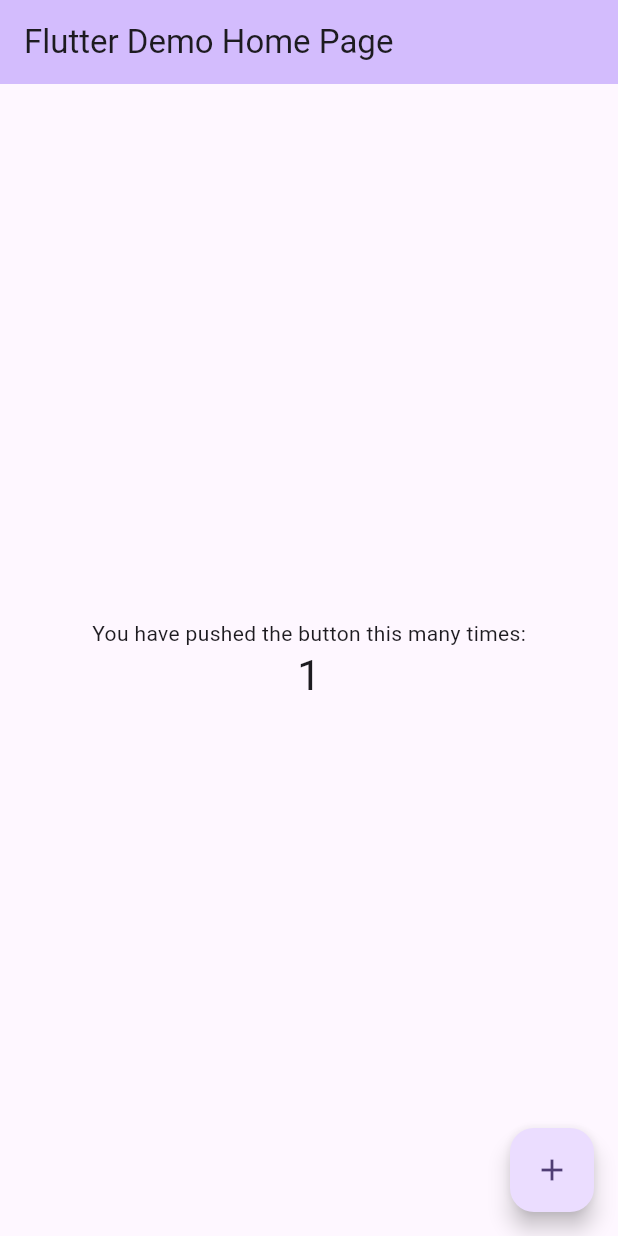
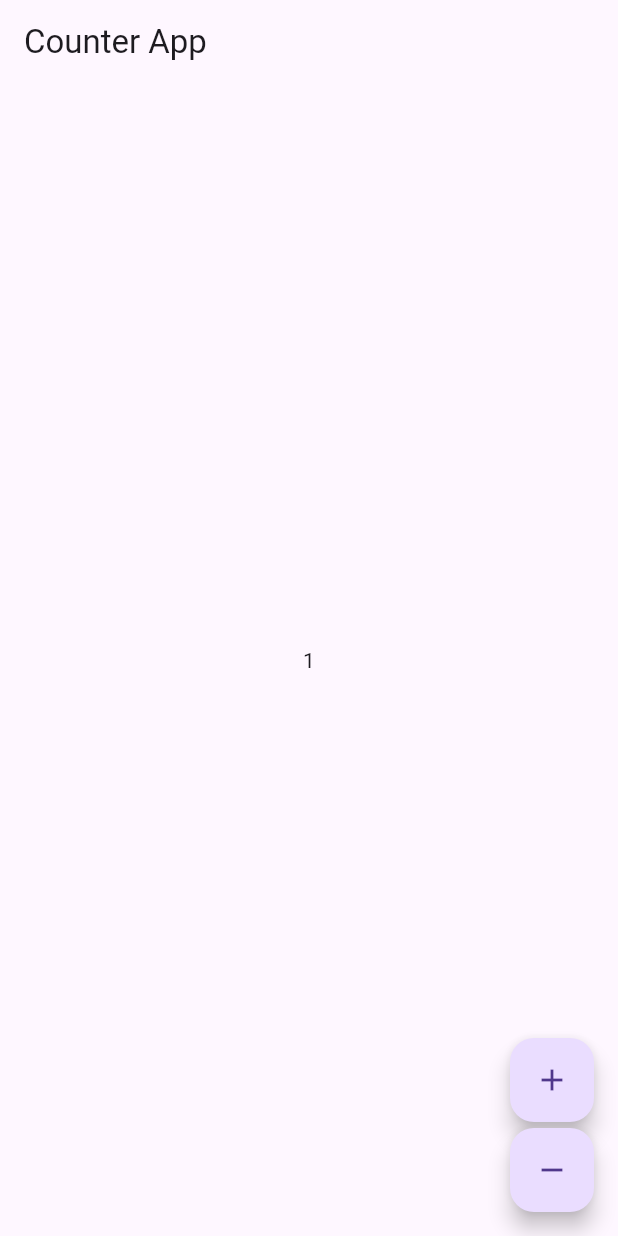
Before and after one commit to liiiiamb/flutter-to-do, a Flutter app: the screen it shows after launch, after a tap on the "add" icon, on a phone screen of 412 x 824 dp. Run offline on Flutter 3.47's test engine with Material 3 defaults, Android fonts, the phone set to English and light mode, and no system bars; our stand-ins replace bloc, flutter_bloc.

Commit message:
add more bloc cubit logic

```diff
--- /dev/null
+++ b/lib/counter_page.dart
@@ -0,0 +1,29 @@
+import 'package:flutter/cupertino.dart';
+import 'package:flutter/material.dart';
+import 'package:flutter_bloc/flutter_bloc.dart';
+import 'package:to_do/counter_cubit.dart';
+
+class CounterPage extends StatelessWidget{
+  @override
+  Widget build(BuildContext context) {
+    return Scaffold(
+      appBar: AppBar(title: const Text('Counter App')), //set app bar title
+      body: BlocBuilder<CounterCubit, int>(builder: (context, count) => Center (child: Text('$count')),
+      ),
+      floatingActionButton: Column(
+        crossAxisAlignment: CrossAxisAlignment.end,
+        mainAxisAlignment: MainAxisAlignment.end,
+        children: <Widget>[
+          FloatingActionButton(
+            onPressed: () => context.read<CounterCubit>().increment(), //increment counter when button is clicked
+            child: const Icon(Icons.add),
+          ),
+          const SizedBox(height: 4),
+        FloatingActionButton(
+            child: const Icon(Icons.remove),
+            onPressed: () => context.read<CounterCubit>().decrement(), //decrement counter when button is clicked
+        ),
+    ]
+    ));
+  }
+}
--- a/lib/main.dart
+++ b/lib/main.dart
@@ -1,127 +1,24 @@
 import 'package:flutter/material.dart';
+import 'package:flutter_bloc/flutter_bloc.dart';
+
+import 'counter_cubit.dart';
+import 'counter_page.dart';
 
 //main is where everything is ran from?
 
 void main() {
-  runApp(const MyApp());
+  runApp(CounterApp());
 }
 
-class MyApp extends StatelessWidget {
-  const MyApp({super.key});
-
-  // This widget is the root of your application.
+class CounterApp extends StatelessWidget{
   @override
-  Widget build(BuildContext context) {
-    return MaterialApp(
-      title: 'Flutter Demo',
-      theme: ThemeData(
-        // This is the theme of your application.
-        //
-        // TRY THIS: Try running your application with "flutter run". You'll see
-        // the application has a purple toolbar. Then, without quitting the app,
-        // try changing the seedColor in the colorScheme below to Colors.green
-        // and then invoke "hot reload" (save your changes or press the "hot
-        // reload" button in a Flutter-supported IDE, or press "r" if you used
-        // the command line to start the app).
-        //
-        // Notice that the counter didn't reset back to zero; the application
-        // state is not lost during the reload. To reset the state, use hot
-        // restart instead.
-        //
-        // This works for code too, not just values: Most code changes can be
-        // tested with just a hot reload.
-        colorScheme: ColorScheme.fromSeed(seedColor: Colors.deepPurple),
-        useMaterial3: true,
+  Widget build(BuildContext context) { //this is a widget
+    return MaterialApp( //MaterialApp is the foundation of the app
+      title: 'Counter App', //title of the app can be changed here
+      home: BlocProvider(
+        create: (_) => CounterCubit(), //create a CounterCubit
+        child: CounterPage(), //child widget of CounterPage
       ),
-      home: const MyHomePage(title: 'Flutter Demo Home Page'),
     );
   }
 }
-
-class MyHomePage extends StatefulWidget {
-  const MyHomePage({super.key, required this.title});
-
-  // This widget is the home page of your application. It is stateful, meaning
-  // that it has a State object (defined below) that contains fields that affect
-  // how it looks.
-
-  // This class is the configuration for the state. It holds the values (in this
-  // case the title) provided by the parent (in this case the App widget) and
-  // used by the build method of the State. Fields in a Widget subclass are
-  // always marked "final".
-
-  final String title;
-
-  @override
-  State<MyHomePage> createState() => _MyHomePageState();
-}
-
-class _MyHomePageState extends State<MyHomePage> {
-  int _counter = 0;
-
-  void _incrementCounter() {
-    setState(() {
-      // This call to setState tells the Flutter framework that something has
-      // changed in this State, which causes it to rerun the build method below
-      // so that the display can reflect the updated values. If we changed
-      // _counter without calling setState(), then the build method would not be
-      // called again, and so nothing would appear to happen.
-      _counter++;
-    });
-  }
-
-  @override
-  Widget build(BuildContext context) {
-    // This method is rerun every time setState is called, for instance as done
-    // by the _incrementCounter method above.
-    //
-    // The Flutter framework has been optimized to make rerunning build methods
-    // fast, so that you can just rebuild anything that needs updating rather
-    // than having to individually change instances of widgets.
-    return Scaffold(
-      appBar: AppBar(
-        // TRY THIS: Try changing the color here to a specific color (to
-        // Colors.amber, perhaps?) and trigger a hot reload to see the AppBar
-        // change color while the other colors stay the same.
-        backgroundColor: Theme.of(context).colorScheme.inversePrimary,
-        // Here we take the value from the MyHomePage object that was created by
-        // the App.build method, and use it to set our appbar title.
-        title: Text(widget.title),
-      ),
-      body: Center(
-        // Center is a layout widget. It takes a single child and positions it
-        // in the middle of the parent.
-        child: Column(
-          // Column is also a layout widget. It takes a list of children and
-          // arranges them vertically. By default, it sizes itself to fit its
-          // children horizontally, and tries to be as tall as its parent.
-          //
-          // Column has various properties to control how it sizes itself and
-          // how it positions its children. Here we use mainAxisAlignment to
-          // center the children vertically; the main axis here is the vertical
-          // axis because Columns are vertical (the cross axis would be
-          // horizontal).
-          //
-          // TRY THIS: Invoke "debug painting" (choose the "Toggle Debug Paint"
-          // action in the IDE, or press "p" in the console), to see the
-          // wireframe for each widget.
-          mainAxisAlignment: MainAxisAlignment.center,
-          children: <Widget>[
-            const Text(
-              'You have pushed the button this many times:',
-            ),
-            Text(
-              '$_counter',
-              style: Theme.of(context).textTheme.headlineMedium,
-            ),
-          ],
-        ),
-      ),
-      floatingActionButton: FloatingActionButton(
-        onPressed: _incrementCounter,
-        tooltip: 'Increment',
-        child: const Icon(Icons.add),
-      ), // This trailing comma makes auto-formatting nicer for build methods.
-    );
-  }
-}
```
